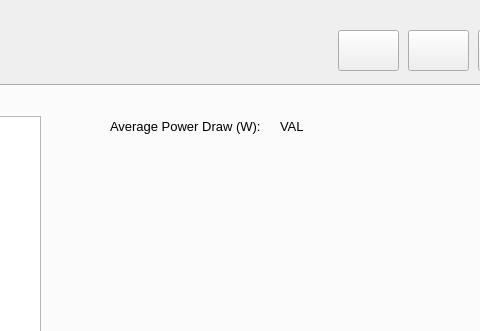
First picture: the form in UI Files/MainWindowUI.ui, repository steinmns/power-monitor, before the edit; both pictures show x 472 to 952 and y 0 to 331 of the 1098 by 797 pixel window.
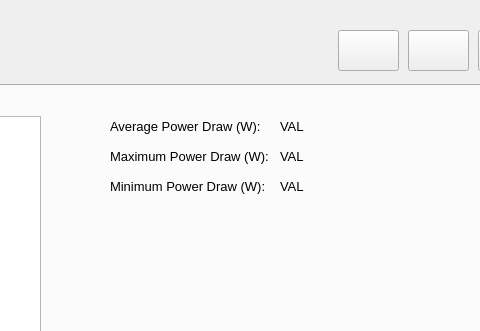
Second picture: the form after the edit. The open tabs and pages were chosen to show the change.

Commit message: Added min and max power draw fields

The edit to the form file:
```diff
--- a/UI Files/MainWindowUI.ui
+++ b/UI Files/MainWindowUI.ui
@@ -109,6 +109,78 @@
        <string>VAL</string>
       </property>
      </widget>
+     <widget class="QLabel" name="MaxDrawLabel">
+      <property name="geometry">
+       <rect>
+        <x>550</x>
+        <y>60</y>
+        <width>161</width>
+        <height>21</height>
+       </rect>
+      </property>
+      <property name="font">
+       <font>
+        <pointsize>10</pointsize>
+       </font>
+      </property>
+      <property name="text">
+       <string>Maximum Power Draw (W):</string>
+      </property>
+     </widget>
+     <widget class="QLabel" name="MaxDrawValueLabel">
+      <property name="geometry">
+       <rect>
+        <x>720</x>
+        <y>60</y>
+        <width>91</width>
+        <height>21</height>
+       </rect>
+      </property>
+      <property name="font">
+       <font>
+        <pointsize>10</pointsize>
+       </font>
+      </property>
+      <property name="text">
+       <string>VAL</string>
+      </property>
+     </widget>
+     <widget class="QLabel" name="MinDrawValueLabel">
+      <property name="geometry">
+       <rect>
+        <x>720</x>
+        <y>90</y>
+        <width>91</width>
+        <height>21</height>
+       </rect>
+      </property>
+      <property name="font">
+       <font>
+        <pointsize>10</pointsize>
+       </font>
+      </property>
+      <property name="text">
+       <string>VAL</string>
+      </property>
+     </widget>
+     <widget class="QLabel" name="MinDrawLabel">
+      <property name="geometry">
+       <rect>
+        <x>550</x>
+        <y>90</y>
+        <width>161</width>
+        <height>21</height>
+       </rect>
+      </property>
+      <property name="font">
+       <font>
+        <pointsize>10</pointsize>
+       </font>
+      </property>
+      <property name="text">
+       <string>Minimum Power Draw (W):</string>
+      </property>
+     </widget>
     </widget>
    </widget>
    <widget class="QPushButton" name="SettingsButton">
```
The commit also changes 2 other files.
